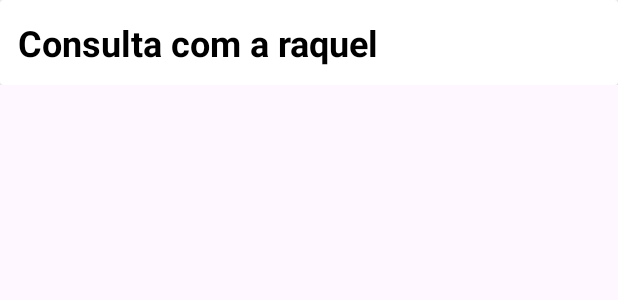
After one commit to guifrancisco/topets, an Android app: the layout appointment_item.xml on its own in the app's theme, with its tools: preview values and no code run, on a phone screen of 412 x 824 dp. The commit adds this screen. Shown: the top 300 px of the screen. Run offline under Robolectric (Android 15) with nearby library versions, the phone set to English and light mode, and no system bars.

Commit message:
Menu de consultas
Adicionado menu de consultas e item de consulta.

```diff
--- /dev/null
+++ b/app/src/main/res/layout/appointment_item.xml
@@ -0,0 +1,32 @@
+<?xml version="1.0" encoding="utf-8"?>
+<LinearLayout xmlns:android="http://schemas.android.com/apk/res/android"
+    android:layout_width="match_parent"
+    android:layout_height="wrap_content"
+    xmlns:app="http://schemas.android.com/apk/res-auto"
+    android:orientation="vertical">
+
+    <androidx.cardview.widget.CardView
+        android:layout_width="match_parent"
+        android:layout_height="wrap_content" >
+
+        <androidx.constraintlayout.widget.ConstraintLayout
+            android:layout_width="match_parent"
+            android:layout_height="wrap_content"
+            android:padding="12dp"
+            >
+
+            <TextView
+                android:id="@+id/appointment_name"
+                android:layout_width="wrap_content"
+                android:layout_height="wrap_content"
+                app:layout_constraintBottom_toBottomOf="parent"
+                app:layout_constraintStart_toStartOf="parent"
+                app:layout_constraintTop_toTopOf="parent"
+                android:textSize="24sp"
+                android:textStyle="bold"
+                android:text="Consulta com a raquel"
+                android:textColor="@color/black"
+                />
+        </androidx.constraintlayout.widget.ConstraintLayout>
+    </androidx.cardview.widget.CardView>
+</LinearLayout>
```
Also changed, not shown: app/src/main/res/drawable/health_icon_100.xml (added, +15 -0 lines), app/src/main/res/layout/activity_medical_appointment_menu.xml (+49 -4 lines).
